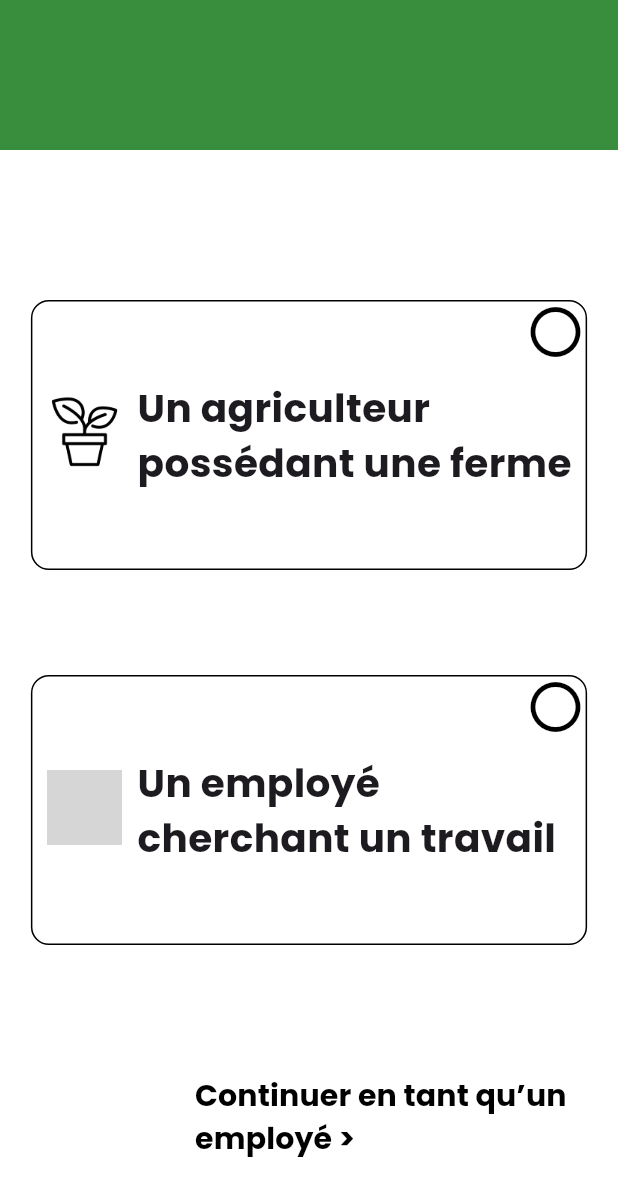
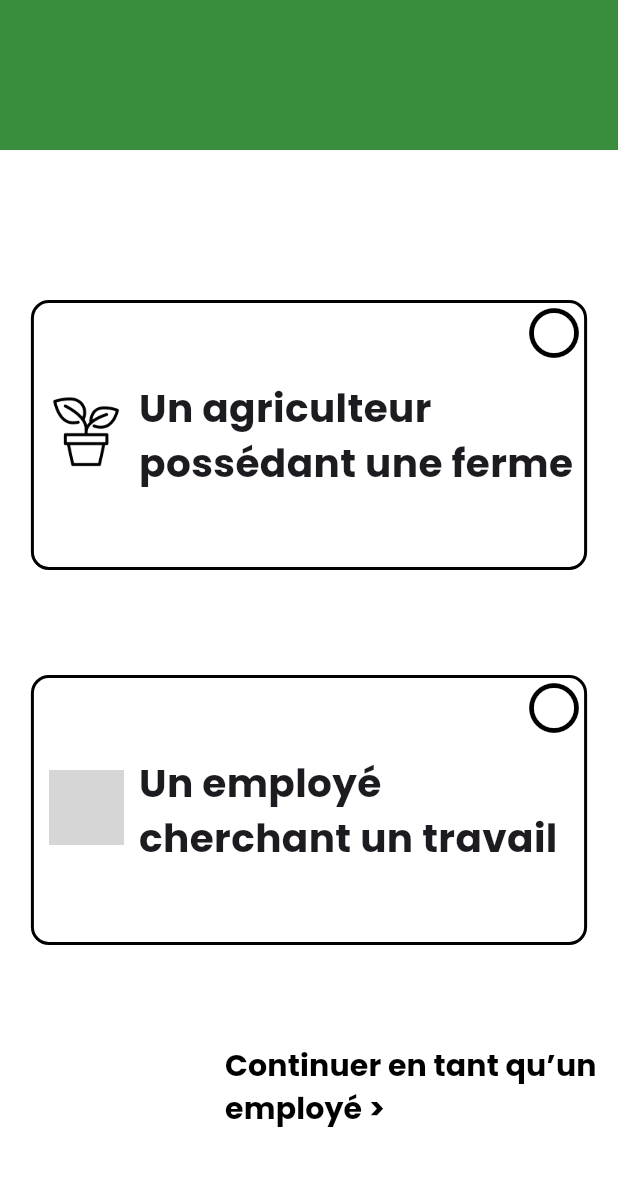
Before and after one commit to souguirmouhamedtaher/greenify, a Flutter app: the screen it shows after launch, on a phone screen of 412 x 824 dp. Shown: the top 1196 px of the screen. Run offline on Flutter 3.47's test engine with Material 3 defaults, Android fonts, the light colour scheme and no system bars; our stand-ins replace google_fonts; grey boxes are pictures that could not be loaded.

Commit message:
finishing up userTypeChoice

```diff
--- a/greenify/greenify_front/lib/main.dart
+++ b/greenify/greenify_front/lib/main.dart
@@ -18,6 +18,7 @@
   @override
   Widget build(BuildContext context) {
     return MaterialApp(
+      debugShowCheckedModeBanner: false,
       title: 'Greenify',
       initialRoute: "/userTypeChoice",
       routes: {
--- a/greenify/greenify_front/lib/screens/sign_up_pages/userTypeChoice.dart
+++ b/greenify/greenify_front/lib/screens/sign_up_pages/userTypeChoice.dart
@@ -3,7 +3,6 @@ import 'package:google_fonts/google_fonts.dart';
 import 'package:greenify_front/models/userModel.dart';
 import 'package:greenify_front/models/userTypeEnum.dart';
 import 'package:provider/provider.dart';
-import '../../models/userModel.dart';
 
 class userTypeChoice extends StatefulWidget {
   const userTypeChoice({super.key});
@@ -17,7 +16,7 @@ class _userTypeChoiceState extends State<userTypeChoice> {
 
   void _onContinue(BuildContext context) async {
     setState(() {
-      _isButtonDisabled = true; // Disable button to prevent multiple clicks
+      _isButtonDisabled = true;
     });
 
     try {
@@ -25,8 +24,7 @@ class _userTypeChoiceState extends State<userTypeChoice> {
       if (user.userType == null) {
         throw Exception('Please select a user type');
       }
-
-      // Navigate to the next screen
+      print(user.userType);
       Navigator.pushNamed(context, '/donneesGenerales');
     } catch (e) {
       // Handle errors (e.g., show a snackbar)
@@ -52,11 +50,9 @@ class _userTypeChoiceState extends State<userTypeChoice> {
         children: [
           Column(
             children: [
-              // Top green bar
               Container(height: 100, color: Colors.green.shade700),
               const SizedBox(height: 100),
 
-              // Farmer option card
               GestureDetector(
                 onTap: () {
                   user.setUserType(UserTypeEnum.farmer);
@@ -64,12 +60,10 @@ class _userTypeChoiceState extends State<userTypeChoice> {
                 child: OptionCard(
                   imagePath: 'assets/images/farmerIcon.png',
                   text: "Un agriculteur possédant une ferme",
-                  isSelected: user.userType == 'farmer',
+                  isSelected: user.userType == UserTypeEnum.farmer,
                 ),
               ),
               const SizedBox(height: 70),
-
-              // Employee option card
               GestureDetector(
                 onTap: () {
                   user.setUserType(UserTypeEnum.employee);
@@ -77,7 +71,7 @@ class _userTypeChoiceState extends State<userTypeChoice> {
                 child: OptionCard(
                   imagePath: 'assets/images/employeeIcon.png',
                   text: "Un employé cherchant un travail",
-                  isSelected: user.userType == 'employee',
+                  isSelected: user.userType == UserTypeEnum.employee,
                 ),
               ),
             ],
@@ -93,11 +87,11 @@ class _userTypeChoiceState extends State<userTypeChoice> {
                 onPressed:
                     _isButtonDisabled ? null : () => _onContinue(context),
                 style: TextButton.styleFrom(
-                  padding: const EdgeInsets.all(30),
+                  padding: const EdgeInsets.only(left: 50, bottom: 50),
                   tapTargetSize: MaterialTapTargetSize.shrinkWrap,
                 ),
                 child: Text(
-                  user.userType == 'farmer'
+                  user.userType == UserTypeEnum.farmer
                       ? "Continuer en tant qu’un agriculteur >"
                       : "Continuer en tant qu’un employé >",
                   style: GoogleFonts.poppins(
@@ -136,7 +130,7 @@ class OptionCard extends StatelessWidget {
       padding: const EdgeInsets.all(0),
       decoration: BoxDecoration(
         color: isSelected ? Colors.green.shade100 : Colors.white,
-        border: Border.all(color: Colors.black),
+        border: Border.all(color: Colors.black, width: 2),
         borderRadius: BorderRadius.circular(12),
       ),
       child: Stack(
--- a/greenify/greenify_front/lib/utils/constants.dart
+++ b/greenify/greenify_front/lib/utils/constants.dart
@@ -9,4 +9,7 @@ class appConstants {
 
 class appColors {
   static const Color greenifyGreen = Color(0xFF148C20);
+  getGreenifyGreen() {
+    return greenifyGreen;
+  }
 }
--- a/greenify/greenify_front/pubspec.yaml
+++ b/greenify/greenify_front/pubspec.yaml
@@ -61,7 +61,7 @@ flutter:
 
   # To add assets to your application, add an assets section, like this:
   assets:
-    - assets/images/EmployeeIcon.png
+    - assets/images/employeeIcon.png
     - assets/images/farmerIcon.png
 
   # An image asset can refer to one or more resolution-specific "variants", see
```
Also changed, not shown: greenify/greenify_front/assets/images/EmployeeIcon.png.
